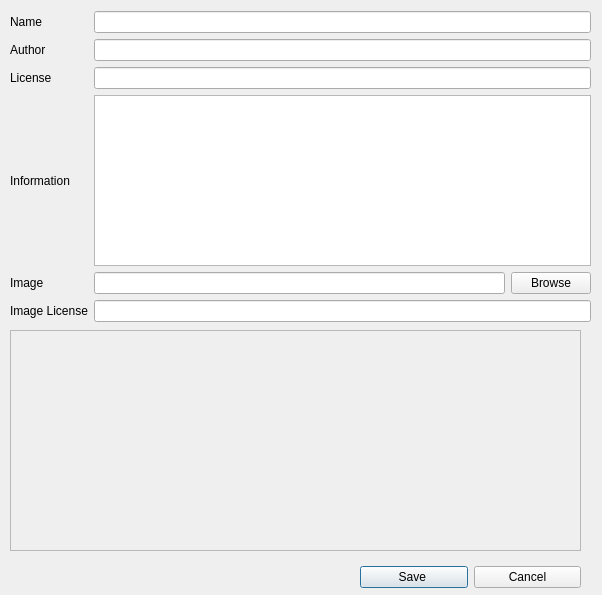
Old version of the form src/gui/src/SoundLibrary/SoundLibrarySaveDialog_UI.ui in the repository hydrogen-music/hydrogen.
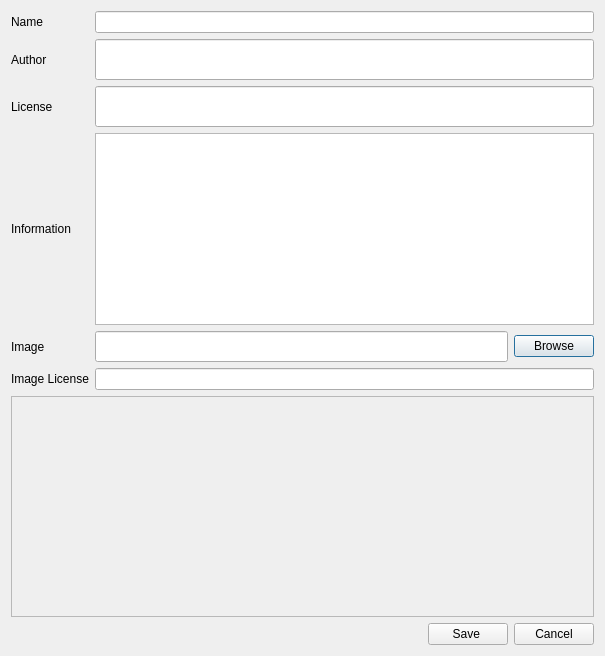
New version of the form.

```diff
--- a/src/gui/src/SoundLibrary/SoundLibrarySaveDialog_UI.ui
+++ b/src/gui/src/SoundLibrary/SoundLibrarySaveDialog_UI.ui
@@ -6,110 +6,15 @@
    <rect>
     <x>0</x>
     <y>0</y>
-    <width>602</width>
-    <height>595</height>
+    <width>605</width>
+    <height>656</height>
    </rect>
   </property>
   <property name="windowTitle">
    <string>Dialog</string>
   </property>
-  <widget class="QWidget" name="layoutWidget0">
-   <property name="geometry">
-    <rect>
-     <x>360</x>
-     <y>560</y>
-     <width>221</width>
-     <height>35</height>
-    </rect>
-   </property>
-   <layout class="QHBoxLayout">
-    <item>
-     <widget class="QPushButton" name="saveBtn">
-      <property name="text">
-       <string>Save </string>
-      </property>
-     </widget>
-    </item>
-    <item>
-     <widget class="QPushButton" name="m_cancelBtn">
-      <property name="text">
-       <string>Cancel</string>
-      </property>
-     </widget>
-    </item>
-   </layout>
-  </widget>
-  <widget class="QLabel" name="drumkitImageLabel">
-   <property name="geometry">
-    <rect>
-     <x>10</x>
-     <y>330</y>
-     <width>571</width>
-     <height>221</height>
-    </rect>
-   </property>
-   <property name="palette">
-    <palette>
-     <active>
-      <colorrole role="WindowText">
-       <brush brushstyle="SolidPattern">
-        <color alpha="0">
-         <red>34</red>
-         <green>31</green>
-         <blue>30</blue>
-        </color>
-       </brush>
-      </colorrole>
-     </active>
-     <inactive>
-      <colorrole role="WindowText">
-       <brush brushstyle="SolidPattern">
-        <color alpha="0">
-         <red>34</red>
-         <green>31</green>
-         <blue>30</blue>
-        </color>
-       </brush>
-      </colorrole>
-     </inactive>
-     <disabled>
-      <colorrole role="WindowText">
-       <brush brushstyle="SolidPattern">
-        <color alpha="255">
-         <red>144</red>
-         <green>141</green>
-         <blue>139</blue>
-        </color>
-       </brush>
-      </colorrole>
-     </disabled>
-    </palette>
-   </property>
-   <property name="autoFillBackground">
-    <bool>true</bool>
-   </property>
-   <property name="frameShape">
-    <enum>QFrame::StyledPanel</enum>
-   </property>
-   <property name="text">
-    <string/>
-   </property>
-   <property name="scaledContents">
-    <bool>false</bool>
-   </property>
-   <property name="alignment">
-    <set>Qt::AlignCenter</set>
-   </property>
-  </widget>
-  <widget class="QWidget" name="layoutWidget1">
-   <property name="geometry">
-    <rect>
-     <x>10</x>
-     <y>11</y>
-     <width>581</width>
-     <height>311</height>
-    </rect>
-   </property>
+  <layout class="QGridLayout" name="gridLayout">
+   <item row="0" column="0" colspan="2">
    <layout class="QFormLayout" name="formLayout">
     <property name="fieldGrowthPolicy">
      <enum>QFormLayout::ExpandingFieldsGrow</enum>
@@ -137,8 +42,8 @@
       </property>
       <property name="minimumSize">
        <size>
-        <width>209</width>
-        <height>0</height>
+         <width>484</width>
+         <height>21</height>
        </size>
       </property>
      </widget>
@@ -166,8 +71,8 @@
       </property>
       <property name="minimumSize">
        <size>
-        <width>209</width>
-        <height>0</height>
+         <width>484</width>
+         <height>21</height>
        </size>
       </property>
      </widget>
@@ -198,8 +103,8 @@
       </property>
       <property name="minimumSize">
        <size>
-        <width>209</width>
-        <height>0</height>
+         <width>484</width>
+         <height>21</height>
        </size>
       </property>
      </widget>
@@ -267,8 +172,8 @@
         </property>
         <property name="minimumSize">
          <size>
-          <width>209</width>
-          <height>0</height>
+           <width>388</width>
+           <height>21</height>
          </size>
         </property>
         <property name="maximumSize">
@@ -320,14 +225,108 @@
       </property>
       <property name="minimumSize">
        <size>
-        <width>209</width>
-        <height>0</height>
+         <width>484</width>
+         <height>21</height>
        </size>
       </property>
      </widget>
     </item>
    </layout>
-  </widget>
+   </item>
+   <item row="1" column="0" colspan="2">
+    <widget class="QLabel" name="drumkitImageLabel">
+     <property name="minimumSize">
+      <size>
+       <width>571</width>
+       <height>221</height>
+      </size>
+     </property>
+     <property name="palette">
+      <palette>
+       <active>
+        <colorrole role="WindowText">
+         <brush brushstyle="SolidPattern">
+          <color alpha="0">
+           <red>34</red>
+           <green>31</green>
+           <blue>30</blue>
+          </color>
+         </brush>
+        </colorrole>
+       </active>
+       <inactive>
+        <colorrole role="WindowText">
+         <brush brushstyle="SolidPattern">
+          <color alpha="0">
+           <red>34</red>
+           <green>31</green>
+           <blue>30</blue>
+          </color>
+         </brush>
+        </colorrole>
+       </inactive>
+       <disabled>
+        <colorrole role="WindowText">
+         <brush brushstyle="SolidPattern">
+          <color alpha="255">
+           <red>144</red>
+           <green>141</green>
+           <blue>139</blue>
+          </color>
+         </brush>
+        </colorrole>
+       </disabled>
+      </palette>
+     </property>
+     <property name="autoFillBackground">
+      <bool>true</bool>
+     </property>
+     <property name="frameShape">
+      <enum>QFrame::StyledPanel</enum>
+     </property>
+     <property name="text">
+      <string/>
+     </property>
+     <property name="scaledContents">
+      <bool>false</bool>
+     </property>
+     <property name="alignment">
+      <set>Qt::AlignCenter</set>
+     </property>
+    </widget>
+   </item>
+   <item row="2" column="0">
+    <spacer name="horizontalSpacer">
+     <property name="orientation">
+      <enum>Qt::Horizontal</enum>
+     </property>
+     <property name="sizeHint" stdset="0">
+      <size>
+       <width>409</width>
+       <height>20</height>
+      </size>
+     </property>
+    </spacer>
+   </item>
+   <item row="2" column="1">
+    <layout class="QHBoxLayout">
+     <item>
+      <widget class="QPushButton" name="saveBtn">
+       <property name="text">
+        <string>Save </string>
+       </property>
+      </widget>
+     </item>
+     <item>
+      <widget class="QPushButton" name="m_cancelBtn">
+       <property name="text">
+        <string>Cancel</string>
+       </property>
+      </widget>
+     </item>
+    </layout>
+   </item>
+  </layout>
  </widget>
  <tabstops>
   <tabstop>nameTxt</tabstop>
```
Lines whose indentation alone changed are shown as unchanged.
